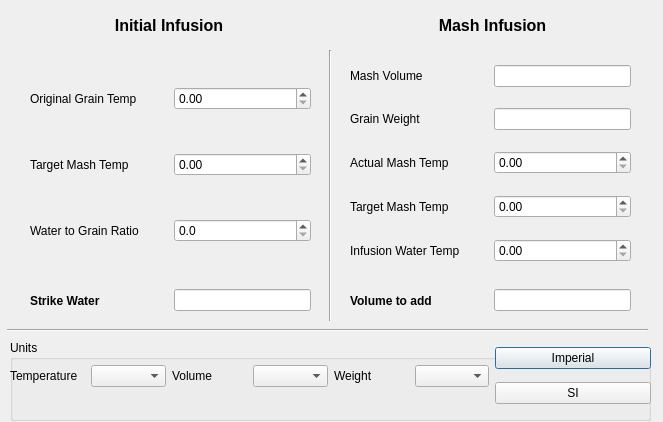
This is ui/strikeWaterDialog.ui in Brewtarget/brewtarget as Qt 5 draws it before an edit. The edited form follows.
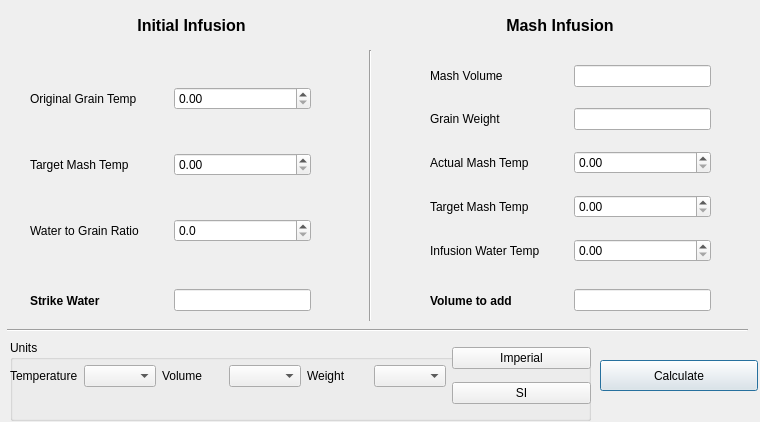
This is the edited form.

Commit message: Added a calculate button to drive the calculation.

```diff
--- a/ui/strikeWaterDialog.ui
+++ b/ui/strikeWaterDialog.ui
@@ -6,7 +6,7 @@
    <rect>
     <x>0</x>
     <y>0</y>
-    <width>663</width>
+    <width>760</width>
     <height>422</height>
    </rect>
   </property>
@@ -18,7 +18,7 @@
     <rect>
      <x>10</x>
      <y>10</y>
-     <width>641</width>
+     <width>731</width>
      <height>31</height>
     </rect>
    </property>
@@ -64,7 +64,7 @@
     <rect>
      <x>10</x>
      <y>340</y>
-     <width>641</width>
+     <width>581</width>
      <height>81</height>
     </rect>
    </property>
@@ -76,7 +76,7 @@
      <rect>
       <x>0</x>
       <y>0</y>
-      <width>641</width>
+      <width>581</width>
       <height>72</height>
      </rect>
     </property>
@@ -213,7 +213,7 @@
   <widget class="QWidget" name="verticalLayoutWidget_3">
    <property name="geometry">
     <rect>
-     <x>350</x>
+     <x>430</x>
      <y>50</y>
      <width>281</width>
      <height>231</height>
@@ -309,7 +309,7 @@
   <widget class="Line" name="InfusionsVline">
    <property name="geometry">
     <rect>
-     <x>320</x>
+     <x>360</x>
      <y>50</y>
      <width>20</width>
      <height>271</height>
@@ -324,7 +324,7 @@
     <rect>
      <x>7</x>
      <y>320</y>
-     <width>641</width>
+     <width>741</width>
      <height>20</height>
     </rect>
    </property>
@@ -373,7 +373,7 @@
   <widget class="QWidget" name="horizontalLayoutWidget_2">
    <property name="geometry">
     <rect>
-     <x>350</x>
+     <x>430</x>
      <y>280</y>
      <width>281</width>
      <height>41</height>
@@ -408,6 +408,28 @@
     </item>
    </layout>
   </widget>
+  <widget class="QPushButton" name="pushButton_calculate">
+   <property name="geometry">
+    <rect>
+     <x>600</x>
+     <y>360</y>
+     <width>158</width>
+     <height>31</height>
+    </rect>
+   </property>
+   <property name="toolTip">
+    <string>Calculate</string>
+   </property>
+   <property name="text">
+    <string>Calculate</string>
+   </property>
+   <property name="autoDefault">
+    <bool>false</bool>
+   </property>
+   <property name="default">
+    <bool>true</bool>
+   </property>
+  </widget>
  </widget>
  <resources/>
  <connections/>
```
The commit also changes 1 other file.
